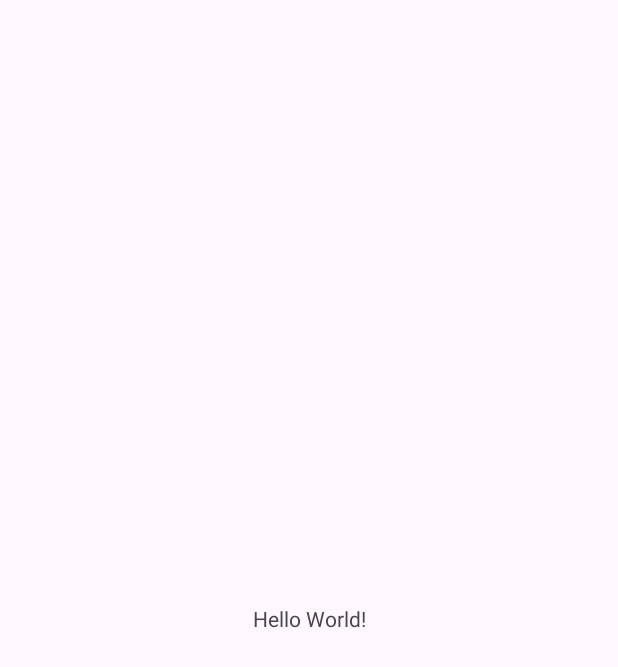
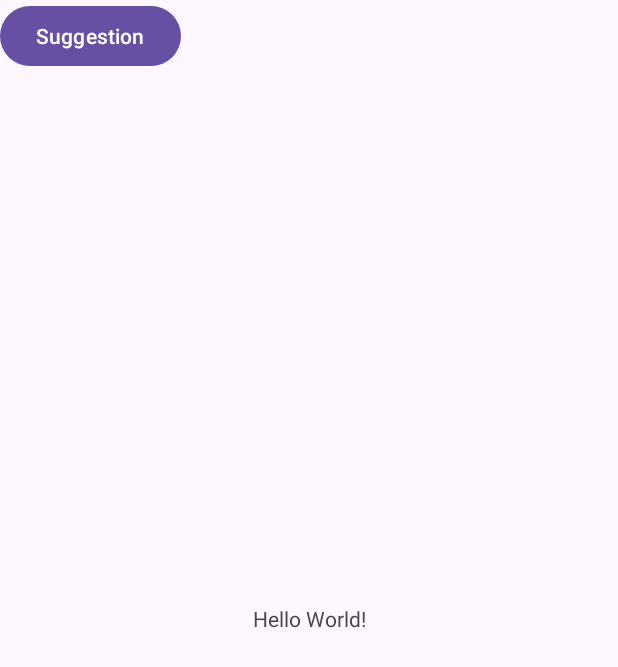
Before and after one commit to Ettalissimo/HydraTrack, an Android app: the screen it shows after launch (MainActivity), on a phone screen of 412 x 824 dp. Before the commit the part shown is almost empty. Shown: the top 667 px of the screen. Run offline under Robolectric (Android 15) with nearby library versions, the light colour scheme and no system bars.

Commit message:
Adding a static suggestions

```diff
--- a/app/src/main/java/com/example/hydratrack/MainActivity.java
+++ b/app/src/main/java/com/example/hydratrack/MainActivity.java
@@ -3,12 +3,35 @@ package com.example.hydratrack;
 import androidx.appcompat.app.AppCompatActivity;
 
 import android.os.Bundle;
+import android.view.View;
+import android.widget.Button;
 
 public class MainActivity extends AppCompatActivity {
+
+    private Button button;
+    private MainActivity activity;
+
 
     @Override
     protected void onCreate(Bundle savedInstanceState) {
         super.onCreate(savedInstanceState);
         setContentView(R.layout.activity_main);
+
+
+
+
+        //tester les suggestions
+        this.activity=this;
+        this.button = findViewById(R.id.testSuggestion);
+        button.setText("Suggestion");
+        button.setOnClickListener(new View.OnClickListener() {
+            @Override
+            public void onClick(View v) {
+                Popup popup =new Popup(activity);
+                popup.setTitle("Suggestion of the day");
+                popup.setSubTitle("Give me water please");
+                popup.build();
+            }
+        });
     }
 }
--- a/app/src/main/res/layout/activity_main.xml
+++ b/app/src/main/res/layout/activity_main.xml
@@ -15,4 +15,10 @@
         app:layout_constraintStart_toStartOf="parent"
         app:layout_constraintTop_toTopOf="parent" />
 
+    <Button
+        android:id="@+id/testSuggestion"
+        android:layout_width="wrap_content"
+        android:layout_height="wrap_content"
+        />
+
 </androidx.constraintlayout.widget.ConstraintLayout>
```
Also changed, not shown: app/src/main/java/com/example/hydratrack/Popup.java (added, +41 -0 lines), app/src/main/res/layout/pop_up_suggestion.xml (added, +34 -0 lines).
